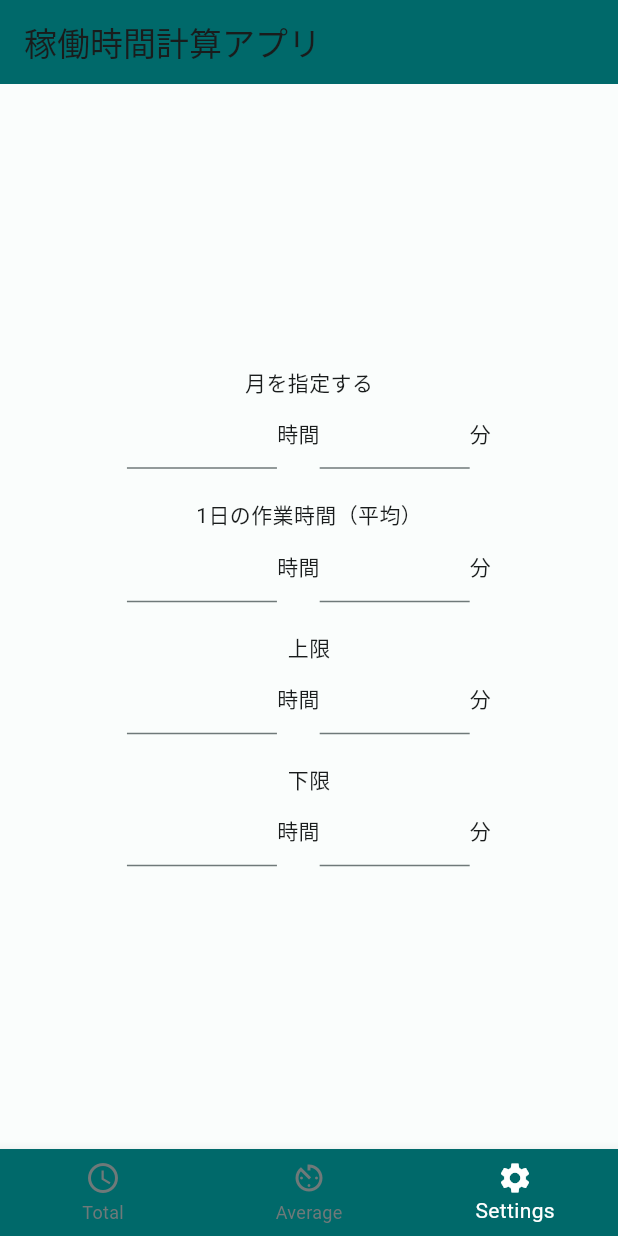
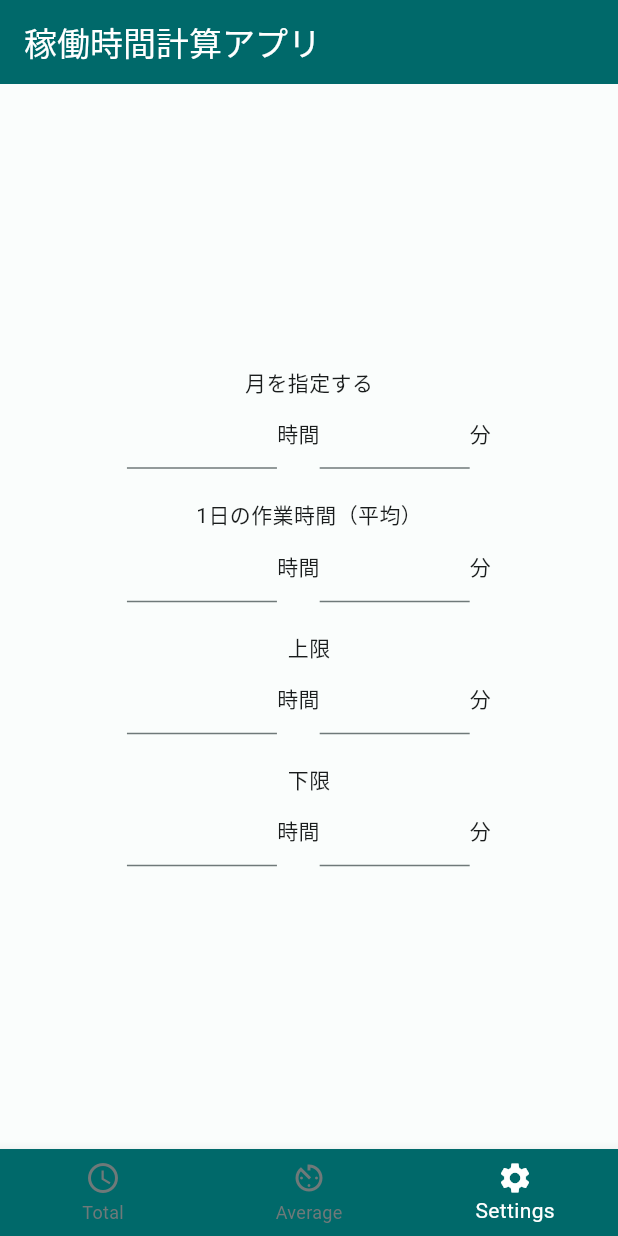
Before and after one commit to h-hiwatashi/working_hours, a Flutter app: the screen it shows after launch, item 3 of the bottom bar chosen, on a phone screen of 412 x 824 dp. Run offline on Flutter 3.47's test engine with Material 3 defaults, Android fonts, the phone set to English and light mode, and no system bars; our stand-ins replace dio, flutter_riverpod, freezed_annotation; network calls fail.

Commit message:
feat: 文字色の修正とタップのunfocusを追加

```diff
--- a/lib/main.dart
+++ b/lib/main.dart
@@ -40,7 +40,12 @@ class _MyHomePageState extends State<MyHomePage> {
     return Scaffold(
       appBar: AppBar(
         backgroundColor: Theme.of(context).colorScheme.primary,
-        title: Text(widget.title),
+        title: Text(
+          widget.title,
+          style: TextStyle(
+            color: Theme.of(context).colorScheme.onPrimary,
+          ),
+        ),
       ),
       body: TopPage(),
     );
--- a/pubspec.yaml
+++ b/pubspec.yaml
@@ -1,7 +1,7 @@
 name: working_hours
 description: "A new Flutter project."
 publish_to: 'none'
-version: 1.0.0+1
+version: 1.0.0+2
 
 environment:
   sdk: '>=3.2.2 <4.0.0'
```
Also changed, not shown: lib/views/this_month_page.dart (+14 -3 lines), 3 other files.
